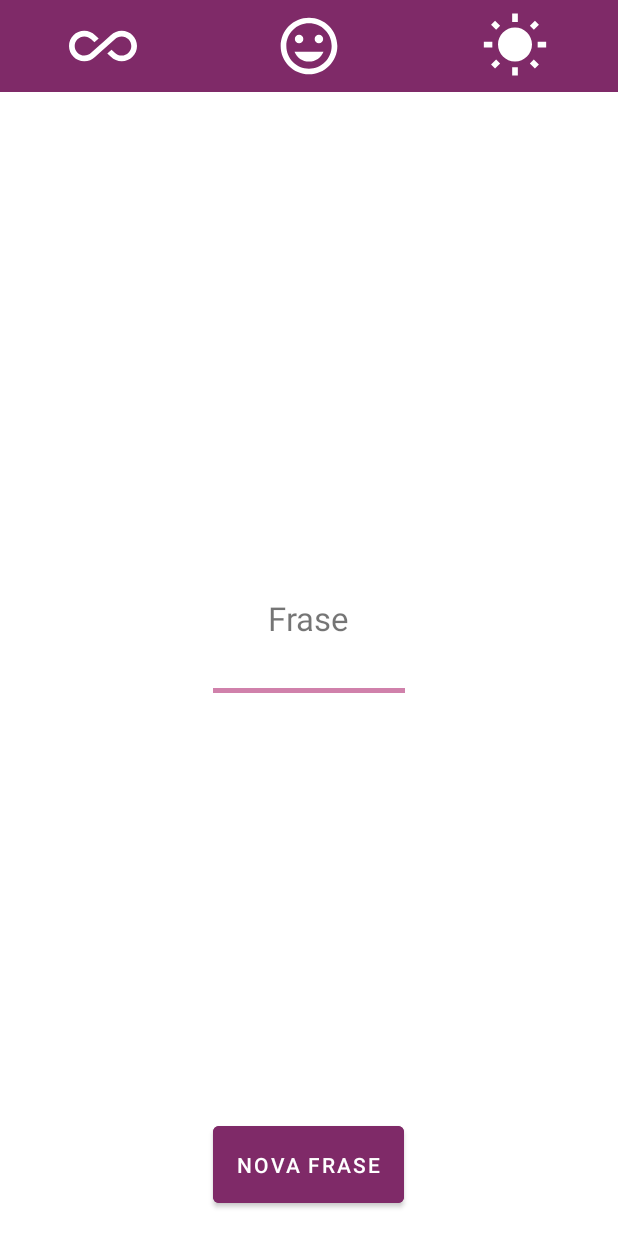
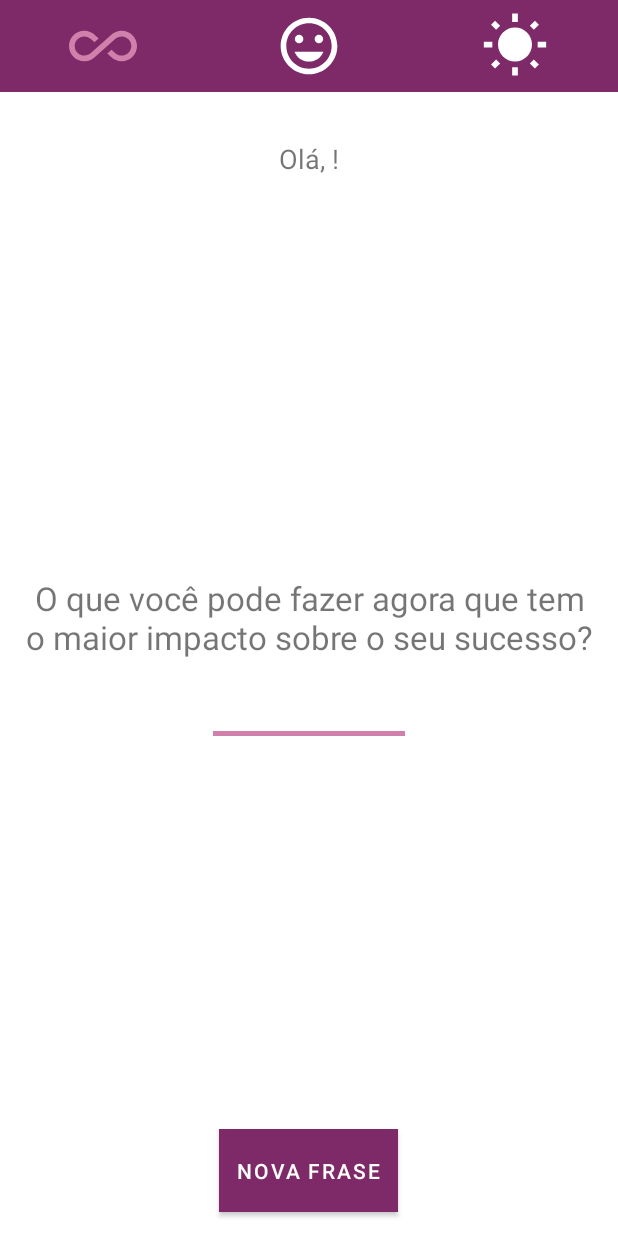
Before and after one commit to imarcosvinicius/Motivation, an Android app: the MainActivity screen opened directly, with no data from a screen before it, on a phone screen of 412 x 824 dp. Run offline under Robolectric (Android 15) with nearby library versions, the phone set to English and light mode, and no system bars.

Commit message:
Created the mock class, implemented the hipple effect

```diff
--- /dev/null
+++ b/app/src/main/java/com/example/motivation/repository/Mock.kt
@@ -0,0 +1,39 @@
+package com.example.motivation.repository
+
+import com.example.motivation.infra.MotivationConstants
+import kotlin.random.Random
+
+data class Phrase(val description: String, val category: Int)
+
+class Mock {
+
+    private val ALL = MotivationConstants.PHRASEFILTER.ALL
+    private val MORNING = MotivationConstants.PHRASEFILTER.MORNING
+    private val HAPPY = MotivationConstants.PHRASEFILTER.HAPPY
+
+    private val mListPhrases: List<Phrase> = listOf(
+        Phrase("Não sabendo que era impossível, foi lá e fez.", HAPPY),
+        Phrase("Você não é derrotado quando perde, você é derrotado quando desiste!", HAPPY),
+        Phrase("Quando está mais escuro, vemos mais estrelas!", HAPPY),
+        Phrase("Insanidade é fazer sempre a mesma coisa e esperar um resultado diferente.", HAPPY),
+        Phrase("Não pare quando estiver cansado, pare quando tiver terminado.", HAPPY),
+        Phrase("O que você pode fazer agora que tem o maior impacto sobre o seu sucesso?", HAPPY),
+        Phrase("A melhor maneira de prever o futuro é inventá-lo.", MORNING),
+        Phrase("Você perde todas as chances que você não aproveita.", MORNING),
+        Phrase("Fracasso é o condimento que dá sabor ao sucesso.", MORNING),
+        Phrase(" Enquanto não estivermos comprometidos, haverá hesitação!", MORNING),
+        Phrase("Se você não sabe onde quer ir, qualquer caminho serve.", MORNING),
+        Phrase("Se você acredita, faz toda a diferença.", MORNING),
+        Phrase("Riscos devem ser corridos, porque o maior perigo é não arriscar nada!", MORNING)
+    )
+
+    fun getPhrase(categoryId: Int): String {
+
+        val filtered = mListPhrases.filter { (it.category == categoryId || categoryId == ALL) }
+
+        val rand = Random.nextInt(0, filtered.size)
+
+        return filtered[rand].description
+    }
+
+}
--- a/app/src/main/java/com/example/motivation/ui/MainActivity.kt
+++ b/app/src/main/java/com/example/motivation/ui/MainActivity.kt
@@ -8,12 +8,15 @@ import com.example.motivation.R
 import com.example.motivation.databinding.ActivityMainBinding
 import com.example.motivation.infra.MotivationConstants
 import com.example.motivation.infra.SecurityPreferences
+import com.example.motivation.repository.Mock
 
 class MainActivity : AppCompatActivity(), View.OnClickListener {
 
     private lateinit var binding: ActivityMainBinding
 
     private lateinit var mSecurityPreference: SecurityPreferences
+
+    private var mPhraseFilter: Int = MotivationConstants.PHRASEFILTER.ALL
 
     override fun onCreate(savedInstanceState: Bundle?) {
         super.onCreate(savedInstanceState)
@@ -22,8 +25,12 @@ class MainActivity : AppCompatActivity(), View.OnClickListener {
         setContentView(view)
 
         mSecurityPreference = SecurityPreferences(this)
+        val name = mSecurityPreference.getString(MotivationConstants.KEY.PERSON_NAME)
+        binding.textName.text = "Olá, $name!"
 
-        binding.textName.text = mSecurityPreference.getString(MotivationConstants.KEY.PERSON_NAME)
+        //initial session logic
+        binding.imageAll.setColorFilter(ContextCompat.getColor(this, R.color.colorAccent))
+        handleNewPhrase()
 
         binding.imageAll.setOnClickListener(this)
         binding.imageHappy.setOnClickListener(this)
@@ -57,20 +64,25 @@ class MainActivity : AppCompatActivity(), View.OnClickListener {
         when (id) {
             R.id.imageAll -> {
                 imageAll.setColorFilter(ContextCompat.getColor(this, R.color.colorAccent))
+                mPhraseFilter = MotivationConstants.PHRASEFILTER.ALL
             }
             R.id.imageHappy -> {
                 imageHappy.setColorFilter(ContextCompat.getColor(this, R.color.colorAccent))
+                mPhraseFilter = MotivationConstants.PHRASEFILTER.HAPPY
             }
             R.id.imageMorning -> {
                 imageMorning.setColorFilter(ContextCompat.getColor(this, R.color.colorAccent))
+                mPhraseFilter = MotivationConstants.PHRASEFILTER.MORNING
             }
         }
 
 
     }
 
+
     private fun handleNewPhrase() {
-
+        val phrase = Mock().getPhrase(mPhraseFilter)
+        binding.textPhrase.text = phrase
     }
 
 }
--- a/app/src/main/java/com/example/motivation/ui/SplashActivity.kt
+++ b/app/src/main/java/com/example/motivation/ui/SplashActivity.kt
@@ -26,6 +26,8 @@ class SplashActivity : AppCompatActivity(), View.OnClickListener {
 
         mSecurityPreference = SecurityPreferences(this)
 
+        verifyName()
+
     }
 
     override fun onClick(view: View) {
@@ -35,12 +37,22 @@ class SplashActivity : AppCompatActivity(), View.OnClickListener {
         }
     }
 
+    private fun verifyName() {
+        val name = mSecurityPreference.getString(MotivationConstants.KEY.PERSON_NAME)
+
+        if (name != "") {
+            startActivity(Intent(this, MainActivity::class.java))
+            finish()
+        }
+    }
+
     private fun handleSave(){
         val name = binding.editName.text.toString()
 
         if (name != "") {
             mSecurityPreference.storeString(MotivationConstants.KEY.PERSON_NAME, name)
             startActivity(Intent(this, MainActivity::class.java))
+            finish()
         } else {
             Toast.makeText(this, getString(R.string.informe_seu_nome), Toast.LENGTH_SHORT).show()
         }
--- /dev/null
+++ b/app/src/main/res/drawable/ripple_button.xml
@@ -0,0 +1,5 @@
+<?xml version="1.0" encoding="utf-8"?>
+<ripple xmlns:android="http://schemas.android.com/apk/res/android"
+    android:color="@color/colorAccent">
+    <item android:drawable="?attr/colorPrimary" />
+</ripple>
--- a/app/src/main/res/layout/activity_main.xml
+++ b/app/src/main/res/layout/activity_main.xml
@@ -57,13 +57,14 @@
 
     <TextView
         android:id="@+id/textPhrase"
-        android:layout_marginTop="32dp"
-        android:layout_centerHorizontal="true"
-        android:layout_centerVertical="true"
         android:layout_width="wrap_content"
         android:layout_height="wrap_content"
-        android:textSize="22sp"
-        android:text="@string/frase"/>
+        android:layout_centerInParent="true"
+        android:layout_marginTop="32dp"
+        android:layout_margin="16dp"
+        android:textAlignment="center"
+        android:text="@string/frase"
+        android:textSize="22sp" />
 
     <View
         android:layout_width="128dp"
@@ -77,12 +78,12 @@
         android:id="@+id/buttonNewPhrase"
         android:layout_width="wrap_content"
         android:layout_height="wrap_content"
+        android:layout_alignParentBottom="true"
+        android:layout_centerHorizontal="true"
+        android:layout_marginBottom="16dp"
+        android:background="@drawable/ripple_button"
+        android:padding="12dp"
         android:text="@string/button_nova_frase"
-        android:textColor="@color/white"
-        android:layout_centerHorizontal="true"
-        android:backgroundTint="@color/colorPrimary"
-        android:padding="16dp"
-        android:layout_marginBottom="16dp"
-        android:layout_alignParentBottom="true"/>
+        android:textColor="@color/white" />
 
 </RelativeLayout>
--- a/app/src/main/res/values-night/themes.xml
+++ b/app/src/main/res/values-night/themes.xml
@@ -2,7 +2,7 @@
     <!-- Base application theme. -->
     <style name="Theme.Motivation" parent="Theme.MaterialComponents.DayNight.NoActionBar">
         <!-- Primary brand color. -->
-        <item name="colorPrimary">@color/purple_200</item>
+        <item name="colorPrimary">@color/colorPrimaryDark</item>
         <item name="colorPrimaryVariant">@color/purple_700</item>
         <item name="colorOnPrimary">@color/black</item>
         <!-- Secondary brand color. -->
--- a/app/src/main/res/values/themes.xml
+++ b/app/src/main/res/values/themes.xml
@@ -2,7 +2,7 @@
     <!-- Base application theme. -->
     <style name="Theme.Motivation" parent="Theme.MaterialComponents.DayNight.NoActionBar">
         <!-- Primary brand color. -->
-        <item name="colorPrimary">@color/purple_500</item>
+        <item name="colorPrimary">@color/colorPrimary</item>
         <item name="colorPrimaryVariant">@color/purple_700</item>
         <item name="colorOnPrimary">@color/white</item>
         <!-- Secondary brand color. -->
```
